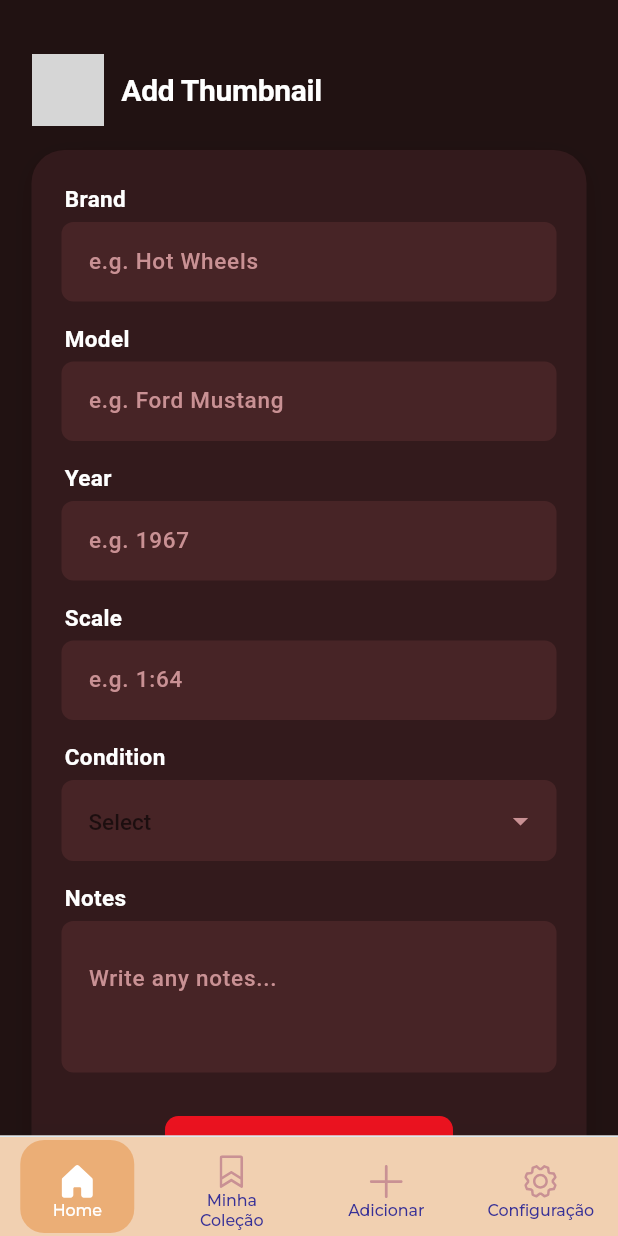
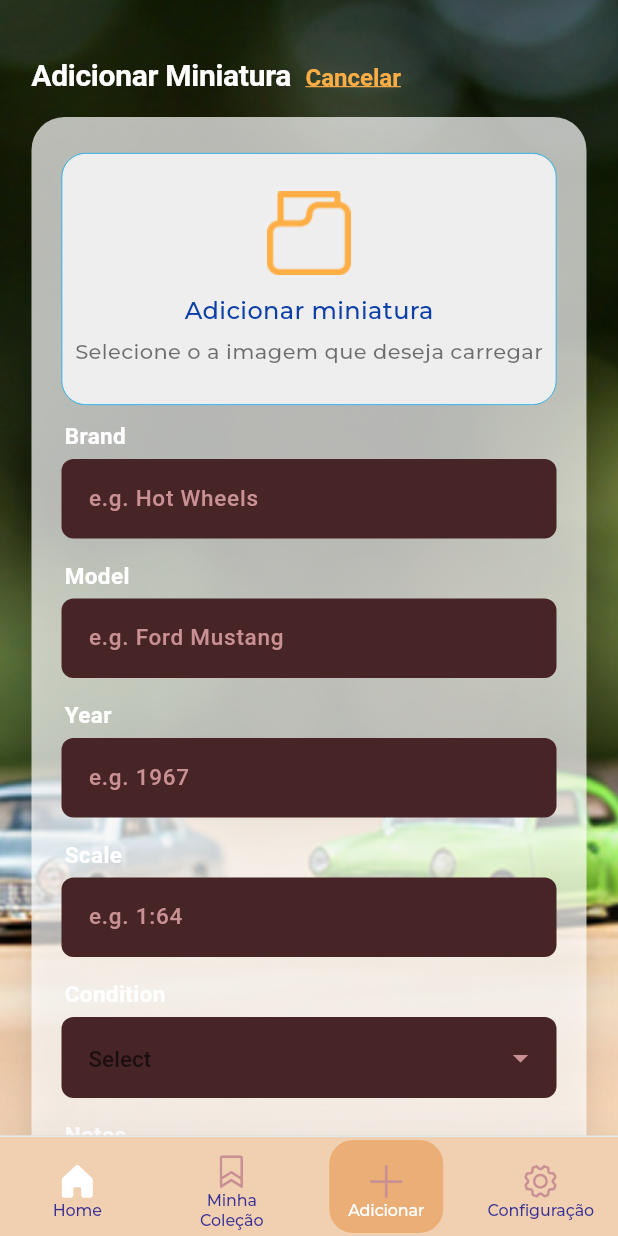
Before and after one commit to caneto/Catalago_colecionadores, a Flutter app: the AddCarColection screen opened by its route, on a phone screen of 412 x 824 dp. Run offline on Flutter 3.47's test engine with Material 3 defaults, Android fonts, the light colour scheme and no system bars; our stand-ins replace camera, flutter_expandable_fab, flutter_svg, signals_flutter, top_snackbar_flutter; missing offline and left inert: validatorless; Roboto replaces fonts that are missing (Plus Jakarta Sans); project files that could hold a hidden picture were left out; grey boxes are pictures that could not be loaded.

Commit message:
Continuação da customização do Layout Adicionar Miniatura

```diff
--- a/lib/main.dart
+++ b/lib/main.dart
@@ -1,13 +1,16 @@
 import 'dart:async';
 import 'dart:developer';
 
+import 'package:camera/camera.dart';
 import 'package:catalago_colecionadores/colecao_main_app.dart';
 import 'package:flutter/material.dart';
+
+late List<CameraDescription> _cameras;
 
 void main() {
   runZonedGuarded(() async {
     WidgetsFlutterBinding.ensureInitialized();
-    //_cameras = await availableCameras();
+    _cameras = await availableCameras();
     runApp(const ColecaoMainApp());
   }, (error, stack) {
     log('Erro não tratado', error: error, stackTrace: stack);
--- a/lib/src/ui/add_car/add_car_colection.dart
+++ b/lib/src/ui/add_car/add_car_colection.dart
@@ -1,5 +1,7 @@
-
+import 'package:catalago_colecionadores/src/ui/core/theme/catalago_colecionador_theme.dart';
+import 'package:catalago_colecionadores/src/ui/core/theme/resource.dart';
 import 'package:catalago_colecionadores/src/ui/core/widgets/miniaturas_nav_bar.dart';
+import 'package:flutter/gestures.dart' show TapGestureRecognizer;
 import 'package:flutter/material.dart';
 
 // Colors (adapted from CSS variables)
@@ -12,11 +14,6 @@ const Color _textMain = Colors.white;
 const Color _textPlaceholder = Color(0xFFC99194);
 const Color _footerBg = Color(0xFF331A1C);
 
-// Asset URLs
-const String _logoUrl =
-    'https://app.codigma.io/api/uploads/assets/1df592e2-c193-463c-9fc1-cb273cb526cd.svg';
-
-
 const _navItems = [
   {'iconLogo': 'home.svg', 'label': 'Home'},
   {'iconLogo': 'minhacolecao.svg', 'label': 'Minha Coleção'},
@@ -24,8 +21,7 @@ const _navItems = [
   {'iconLogo': 'engrenagem.svg', 'label': 'Configuração'},
 ];
 
-int _selectedNavIndex = 0;
-
+int _selectedNavIndex = 2; // "Add" é este ícone
 
 class AddCarColection extends StatefulWidget {
   const AddCarColection({super.key});
@@ -43,7 +39,7 @@ class _AddCarColectionState extends State<AddCarColection> {
   String? _condition;
   final TextEditingController _notesController = TextEditingController();
 
-  int _currentNavIndex = 2; // "Add" is the third icon
+  //final int _currentNavIndex = 2; // "Add" is the third icon
 
   void _onNavTapped(int idx) {
     if (idx == _selectedNavIndex) return;
@@ -59,8 +55,6 @@ void _onNavTapped(int idx) {
             : '/settings',
       );
     });
-    // Place navigation logic here
-    // Example: Navigator.push(context, ...), or any other route
   }
 
   static const List<String> _conditions = [
@@ -92,7 +86,7 @@ void _onNavTapped(int idx) {
     );
   }
 
-  void _onNavTap(int index) {
+  /* void _onNavTap(int index) {
     if (index == _currentNavIndex) return;
     setState(() => _currentNavIndex = index);
     // Navigation logic using Navigator 1.0
@@ -110,7 +104,7 @@ void _onNavTapped(int idx) {
         Navigator.of(context).pushReplacementNamed('/settings');
         break;
     }
-  }
+  } */
 
   EdgeInsets _mainHorizontalPadding(BuildContext context, BoxConstraints c) {
     final w = c.maxWidth;
@@ -122,30 +116,35 @@ void _onNavTapped(int idx) {
 
   @override
   Widget build(BuildContext context) {
-    final brightness = Theme.of(context).brightness;
+    final sizeOf = MediaQuery.sizeOf(context);
+    _selectedNavIndex = 2; // Seta o select para o "Add"
+
+    //final brightness = Theme.of(context).brightness;
     final double maxContentWidth = 390.0;
-    return Material(
-      color: _bgMain,
+    return Scaffold(
+      resizeToAvoidBottomInset: true,
+      body: SafeArea(
         child: LayoutBuilder(
           builder: (context, constraints) {
-          final horizontalPadding = _mainHorizontalPadding(context, constraints);
-          return SafeArea(
-            bottom: false,
-            child: Scaffold(
-              resizeToAvoidBottomInset: true,
-              backgroundColor: _bgMain,
-              body: Column(
+            final horizontalPadding = _mainHorizontalPadding(
+              context,
+              constraints,
+            );
+            return Container(
+              constraints: BoxConstraints(minHeight: sizeOf.height),
+              decoration: const BoxDecoration(
+                image: DecorationImage(
+                  image: AssetImage(R.ASSETS_IMAGES_CAPA_START_PNG),
+                  fit: BoxFit.cover,
+                ),
+              ),
+              child: Stack(
                 children: [
-                  Expanded(
-                    child: SingleChildScrollView(
-                      child: Column(
+                  Column(
                     children: [
-                          // Header
+                      // Header (não scrollável)
                       Padding(
-                            padding: EdgeInsets.only(
-                              top: 36,
-                              bottom: 16,
-                            ),
+                        padding: EdgeInsets.only(top: 36, bottom: 16),
                         child: Center(
                           child: Container(
                             width: maxContentWidth,
@@ -156,29 +155,43 @@ void _onNavTapped(int idx) {
                             child: Row(
                               crossAxisAlignment: CrossAxisAlignment.center,
                               children: [
-                                    ClipRRect(
-                                      borderRadius: BorderRadius.circular(12),
-                                      child: Semantics(
-                                        label: 'Logo',
-                                        child: Image.network(
-                                          _logoUrl,
-                                          width: 48,
-                                          height: 48,
-                                          fit: BoxFit.cover,
+                                Expanded(
+                                  child: Align(
+                                    alignment: Alignment.centerLeft,
+                                    child: RichText(
+                                      text: TextSpan(
+                                        style: const TextStyle(
+                                          color: CatalagoColecionadorTheme
+                                              .blackColor,
+                                          fontSize: 16,
+                                          fontWeight: FontWeight.bold,
+                                        ),
+                                        children: [
+                                          TextSpan(
+                                            text: 'Adicionar Miniatura  ',
+                                            style: CatalagoColecionadorTheme
+                                                .titleStyleNormal
+                                                .copyWith(
+                                                  fontWeight: FontWeight.w700,
+                                                  fontSize: 20,
+                                                  color: Colors.white,
+                                                  height: 1.3,
+                                                  letterSpacing: -0.2,
                                                 ),
                                           ),
+                                          TextSpan(
+                                            text: 'Cancelar',
+                                            style: const TextStyle(
+                                              color: CatalagoColecionadorTheme
+                                                  .orangeColor,
+                                              decoration:
+                                                  TextDecoration.underline,
                                             ),
-                                    const SizedBox(width: 12),
-                                    Flexible(
-                                      child: Text(
-                                        'Add Thumbnail',
-                                        style: const TextStyle(
-                                          fontFamily: 'Plus Jakarta Sans',
-                                          fontSize: 20,
-                                          fontWeight: FontWeight.w700,
-                                          color: _textMain,
-                                          height: 1.3,
-                                          letterSpacing: -0.2,
+                                            recognizer: TapGestureRecognizer()
+                                              ..onTap = () {},
+                                          ),
+                                        ],
+                                      ),
                                     ),
                                   ),
                                 ),
@@ -187,14 +200,16 @@ void _onNavTapped(int idx) {
                           ),
                         ),
                       ),
-                          // Form Section
-                          Center(
+                      // Form Section (scrollável)
+                      Expanded(
+                        child: SingleChildScrollView(
+                          child: Center(
                             child: Container(
-                              margin: EdgeInsets.only(bottom: 20),
+                              margin: EdgeInsets.only(bottom: 60), // espaço para navbar
                               constraints: BoxConstraints(
                                 maxWidth: maxContentWidth,
                               ),
-                              padding: EdgeInsets.only(top: 0), // To align top to header
+                              padding: EdgeInsets.only(top: 0),
                               child: Padding(
                                 padding: horizontalPadding,
                                 child: _AddCarColectionForm(
@@ -212,12 +227,16 @@ void _onNavTapped(int idx) {
                               ),
                             ),
                           ),
+                        ),
+                      ),
                     ],
                   ),
-                    ),
-                  ),
                   // Footer Navigation (sticky)
-                  MiniaturasNavBar(
+                  Positioned(
+                    bottom: 0,
+                    left: 0,
+                    right: 0,
+                    child: MiniaturasNavBar(
                       items: _navItems,
                       selectedIndex: _selectedNavIndex,
                       onItemTap: _onNavTapped,
@@ -226,85 +245,12 @@ void _onNavTapped(int idx) {
                       labelFontSize: constraints.maxWidth < 600 ? 10.6 : 12.2,
                       navItemWidth: constraints.maxWidth < 600 ? 76 : 80,
                     ),
-              /*     Container(
-                    width: double.infinity,
-                    color: _footerBg,
-                    padding: EdgeInsets.only(
-                      top: 0,
-                      bottom: MediaQuery.of(context).padding.bottom,
-                    ),
-                    child: Container(
-                      decoration: BoxDecoration(
-                        border: Border(
-                          top: BorderSide(color: _borderFooter, width: 1),
-                        ),
-                        color: _footerBg,
-                      ),
-                      child: Center(
-                        child: Container(
-                          width: maxContentWidth,
-                          constraints: BoxConstraints(
-                            maxWidth: constraints.maxWidth,
-                          ),
-                          padding: horizontalPadding.add(const EdgeInsets.only(
-                            left: 0,
-                            right: 0,
-                            top: 10,
-                            bottom: 14,
-                          )),
-                          child: Row(
-                            mainAxisAlignment: MainAxisAlignment.spaceBetween,
-                            children: List.generate(_navigationItems.length, (i) {
-                              final item = _navigationItems[i];
-                              final isActive = i == _currentNavIndex;
-                              return Expanded(
-                                child: InkWell(
-                                  borderRadius: BorderRadius.circular(12),
-                                  onTap: () => _onNavTap(i),
-                                  splashColor: _accent.withOpacity(0.18),
-                                  child: Column(
-                                    mainAxisSize: MainAxisSize.min,
-                                    children: [
-                                      Semantics(
-                                        label: item['label'],
-                                        selected: isActive,
-                                        child: Image.network(
-                                          item['icon']!,
-                                          width: 24,
-                                          height: 24,
-                                          color:
-                                              isActive ? _accent : _textPlaceholder,
-                                        ),
-                                      ),
-                                      const SizedBox(height: 6),
-                                      Text(
-                                        item['label']!,
-                                        overflow: TextOverflow.ellipsis,
-                                        style: TextStyle(
-                                          fontFamily: 'Plus Jakarta Sans',
-                                          fontSize: 12,
-                                          fontWeight: FontWeight.w500,
-                                          color: isActive
-                                              ? _accent
-                                              : _textPlaceholder,
-                                          height: 1.4,
-                                        ),
                   ),
                 ],
               ),
-                                ),
-                              );
-                            }),
-                          ),
-                        ),
-                      ),
-                    ),
-                  ), */
-                ],
-              ),
-            ),
             );
           },
+        ),
       ),
     );
   }
@@ -334,7 +280,10 @@ class _AddCarColectionForm extends StatelessWidget {
     required this.onSave,
   });
 
-  InputDecoration _inputDecoration({String? hintText, bool isTextArea = false}) {
+  InputDecoration _inputDecoration({
+    String? hintText,
+    bool isTextArea = false,
+  }) {
     return InputDecoration(
       hintText: hintText,
       filled: true,
@@ -369,21 +318,48 @@ class _AddCarColectionForm extends StatelessWidget {
       key: formKey,
       child: Container(
         decoration: BoxDecoration(
-          color: _bgForm,
+          color: Colors.white70,
           borderRadius: BorderRadius.circular(22),
           boxShadow: [
             BoxShadow(
               color: Colors.black.withOpacity(0.10),
               offset: const Offset(0, 4),
               blurRadius: 16,
-            )
+            ),
           ],
         ),
         padding: const EdgeInsets.fromLTRB(20, 24, 20, 0),
         child: Column(
           crossAxisAlignment: CrossAxisAlignment.stretch,
           children: [
+            Container(
+              width: double.infinity,
+              padding: const EdgeInsets.symmetric(vertical: 25),
+              decoration: BoxDecoration(
+                color: Colors.grey[200],
+                borderRadius: BorderRadius.circular(16),
+                border: Border.all(color: Colors.lightBlue.shade500, width: 0.5),
+              ),
+              child: Column(
+                mainAxisSize: MainAxisSize.min,
+                children: [
+                  Image.asset(R.ASSETS_IMAGES_FOLDER_PNG),
+                  SizedBox(height: 12),
+                  Text(
+                    "Adicionar miniatura",
+                    style: CatalagoColecionadorTheme.subTitleSmallStyle
+                        .copyWith(fontSize: 16),
+                  ),
+                  SizedBox(height: 6),
+                  Text(
+                    "Selecione o a imagem que deseja carregar",
+                    style: TextStyle(fontSize: 14, color: Colors.black54),
+                  ),
+                ],
+              ),
+            ),
             // Brand
+            SizedBox(height: 12),
             _FormGroup(
               label: 'Brand',
               child: TextFormField(
@@ -456,7 +432,10 @@ class _AddCarColectionForm extends StatelessWidget {
                 dropdownColor: _bgInput,
                 focusColor: _bgInput,
                 initialValue: condition,
-                icon: const Icon(Icons.arrow_drop_down, color: _textPlaceholder),
+                icon: const Icon(
+                  Icons.arrow_drop_down,
+                  color: _textPlaceholder,
+                ),
                 style: const TextStyle(
                   color: _textMain,
                   fontSize: 15,
@@ -480,8 +459,9 @@ class _AddCarColectionForm extends StatelessWidget {
                       ),
                     )
                     .toList(),
-                validator: (v) =>
-                    (v == null || v.trim().isEmpty) ? 'Condition required' : null,
+                validator: (v) => (v == null || v.trim().isEmpty)
+                    ? 'Condition required'
+                    : null,
                 onChanged: onConditionChanged,
               ),
             ),
@@ -498,8 +478,10 @@ class _AddCarColectionForm extends StatelessWidget {
                   fontWeight: FontWeight.w500,
                   fontFamily: 'Plus Jakarta Sans',
                 ),
-                decoration:
-                    _inputDecoration(hintText: 'Write any notes...', isTextArea: true),
+                decoration: _inputDecoration(
+                  hintText: 'Write any notes...',
+                  isTextArea: true,
+                ),
               ),
             ),
             // Save Button
@@ -545,10 +527,7 @@ class _FormGroup extends StatelessWidget {
   final String label;
   final Widget child;
 
-  const _FormGroup({
-    required this.label,
-    required this.child,
-  });
+  const _FormGroup({required this.label, required this.child});
 
   @override
   Widget build(BuildContext context) {
--- a/lib/src/ui/core/widgets/miniaturas_nav_bar.dart
+++ b/lib/src/ui/core/widgets/miniaturas_nav_bar.dart
@@ -24,7 +24,6 @@ class MiniaturasNavBar extends StatelessWidget {
 
   @override
   Widget build(BuildContext context) {
-    // The nav bar max width, for mobile layout, is 480px
     final maxNavWidth = 480.0;
     return Material(
       elevation: 25,
@@ -49,7 +48,7 @@ class MiniaturasNavBar extends StatelessWidget {
                 .entries
                 .map(
                   (e) => NavBarItem(
-                    isSelected: selectedIndex == e.key,
+                    isSelected: (selectedIndex == e.key) || false,
                     iconLogo: e.value['iconLogo']!,
                     label: e.value['label']!,
                     onTap: () => onItemTap(e.key),
--- a/lib/src/ui/home/miniaturas_home.dart
+++ b/lib/src/ui/home/miniaturas_home.dart
@@ -180,6 +180,7 @@ class _MiniaturasHomeState extends State<MiniaturasHome> {
   @override
   Widget build(BuildContext context) {
     final sizeOf = MediaQuery.sizeOf(context);
+    _selectedNavIndex = 0; // Seta o select para o "Home"
 
     return Scaffold(
       floatingActionButtonLocation: ExpandableFab.location,
--- a/pubspec.yaml
+++ b/pubspec.yaml
@@ -39,6 +39,7 @@ dependencies:
   signals_flutter: ^6.2.0
   flutter_svg: ^2.0.7
   flutter_expandable_fab: ^2.5.2
+  camera: ^0.11.3
 
 dev_dependencies:
   flutter_test:
```
Also changed, not shown: assets/images/x.svg (added), pubspec.lock. Lines whose indentation alone changed are shown as unchanged.
